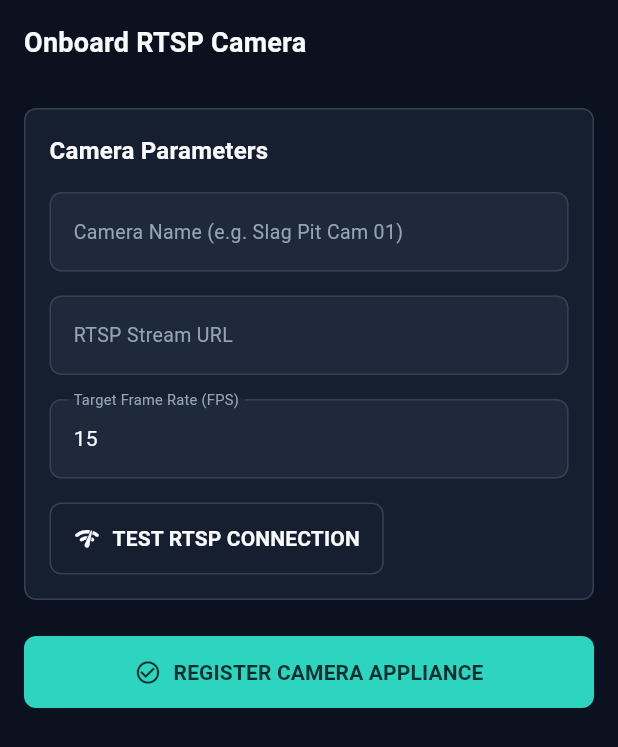
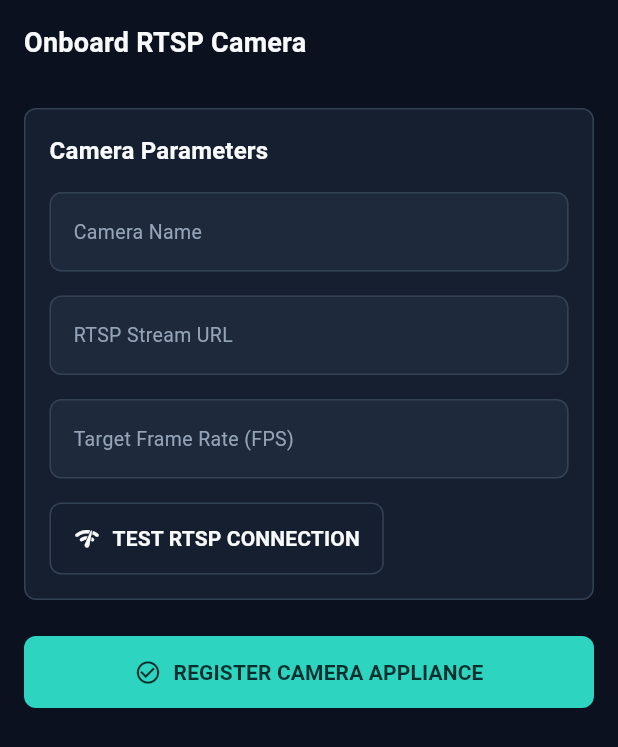
Before and after one commit to Mohamed-Magdy-24/shawaf-ai, a Flutter app: the AddCameraPage screen opened by its route, on a phone screen of 412 x 824 dp. Shown: the top 747 px of the screen. Run offline on Flutter 3.47's test engine with Material 3 defaults, Android fonts, the phone set to English and light mode, and no system bars; our stand-ins replace equatable, flutter_bloc, get_it, go_router; network calls fail.

Commit message:
feat(perf): add response timing middleware, prometheus latency metrics, and strict empty input placeholders

```diff
--- a/mobile-app/lib/app.dart
+++ b/mobile-app/lib/app.dart
@@ -8,7 +8,7 @@ class ShawafApp extends StatelessWidget {
   @override
   Widget build(BuildContext context) {
     return MaterialApp.router(
-      title: 'Shawaf AI (شوف AI)',
+      title: 'Shawaf AI',
       debugShowCheckedModeBanner: false,
       theme: AppTheme.darkTheme,
       routerConfig: appRouter,
--- a/mobile-app/lib/features/cameras/presentation/pages/add_camera_page.dart
+++ b/mobile-app/lib/features/cameras/presentation/pages/add_camera_page.dart
@@ -16,7 +16,7 @@ class AddCameraPage extends StatelessWidget {
   AddCameraPage({super.key})
       : nameController = TextEditingController(),
         rtspController = TextEditingController(),
-        fpsController = TextEditingController(text: '15');
+        fpsController = TextEditingController();
 
   void _probeConnection(BuildContext context) async {
     final siteCubit = context.read<SiteCubit>();
@@ -103,18 +103,27 @@ class AddCameraPage extends StatelessWidget {
                   AppSpacing.vGap16,
                   TextField(
                     controller: nameController,
-                    decoration: const InputDecoration(labelText: 'Camera Name (e.g. Slag Pit Cam 01)'),
+                    decoration: const InputDecoration(
+                      labelText: 'Camera Name',
+                      hintText: 'e.g. Zone A Camera',
+                    ),
                   ),
                   AppSpacing.vGap16,
                   TextField(
                     controller: rtspController,
-                    decoration: const InputDecoration(labelText: 'RTSP Stream URL'),
+                    decoration: const InputDecoration(
+                      labelText: 'RTSP Stream URL',
+                      hintText: 'rtsp://username:password@ip:port/stream',
+                    ),
                   ),
                   AppSpacing.vGap16,
                   TextField(
                     controller: fpsController,
                     keyboardType: TextInputType.number,
-                    decoration: const InputDecoration(labelText: 'Target Frame Rate (FPS)'),
+                    decoration: const InputDecoration(
+                      labelText: 'Target Frame Rate (FPS)',
+                      hintText: '15',
+                    ),
                   ),
                   AppSpacing.vGap16,
                   AppButton(
```
Also changed, not shown: mobile-app/lib/features/employees/presentation/pages/employees_page.dart (+16 -3 lines), mobile-app/lib/main.dart (+11 -6 lines), 2 other files.
